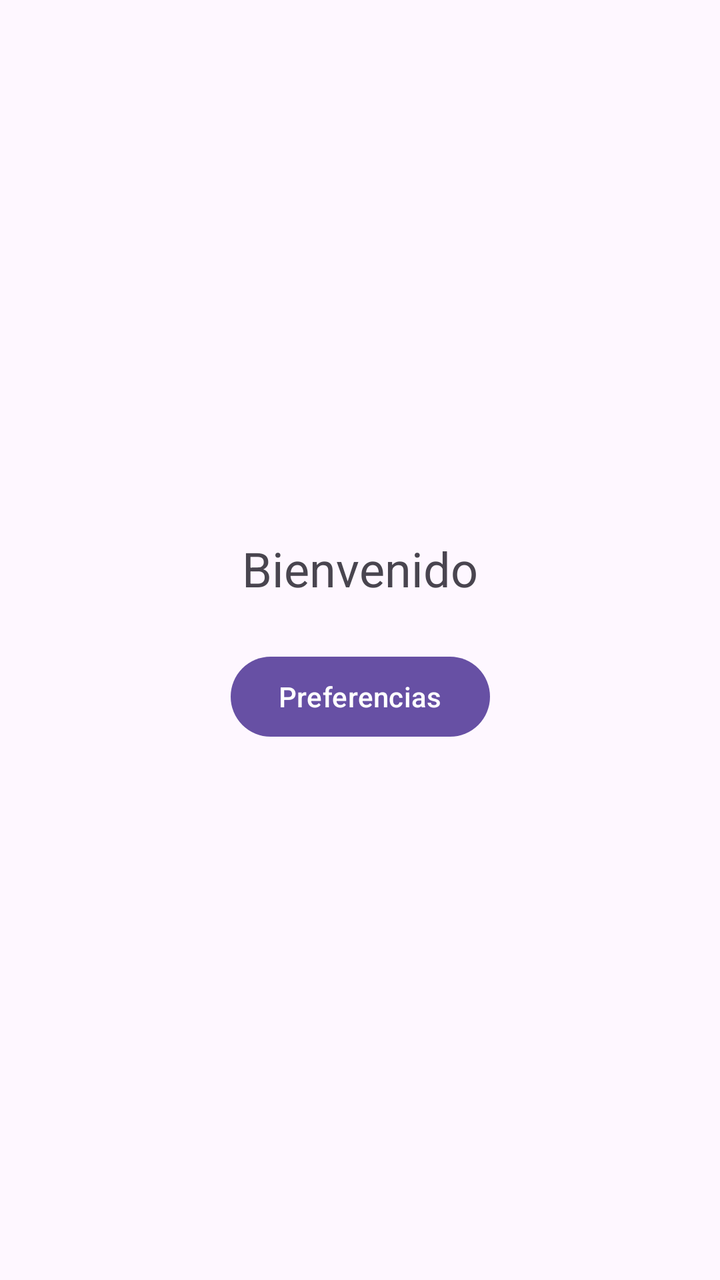
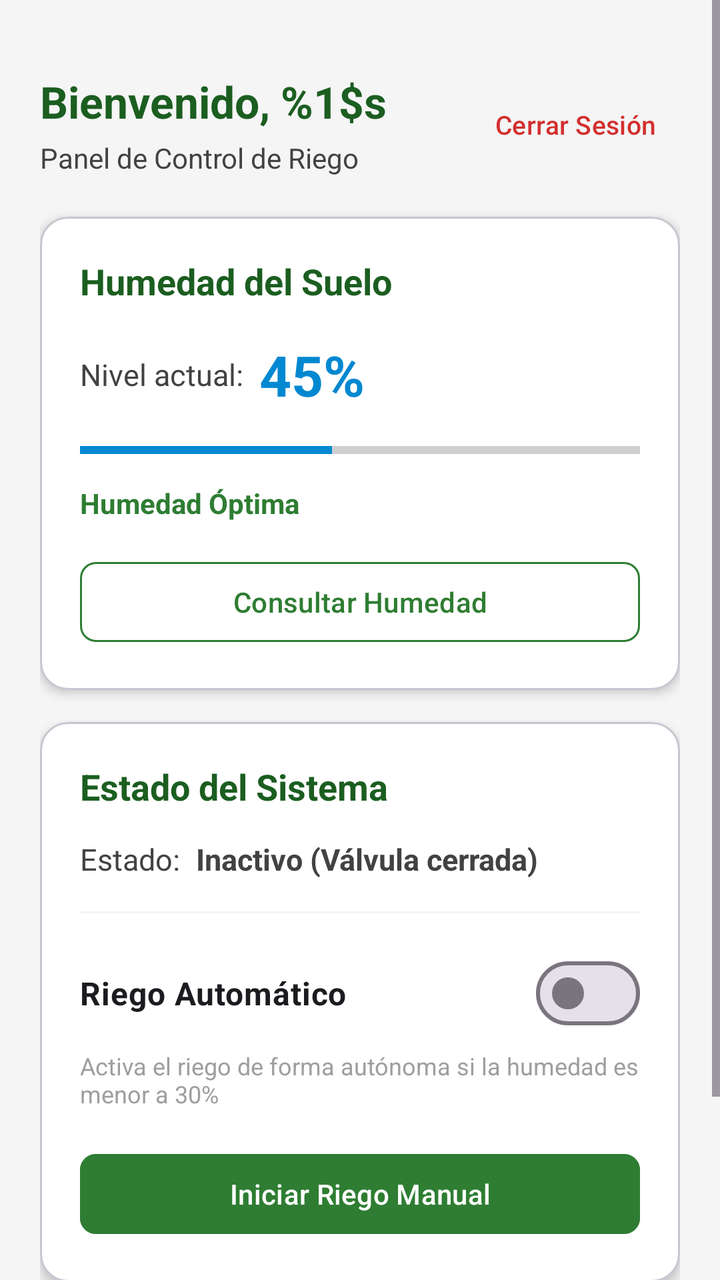

The first picture is an Android layout as it rendered before a commit; the second is the same layout after the commit. The layout source and the unified diff follow.
<!-- AndroidManifest.xml: application theme Theme.Riego -->
<!-- res/layout/activity_bienvenida.xml -->
<?xml version="1.0" encoding="utf-8"?>
<androidx.constraintlayout.widget.ConstraintLayout xmlns:android="http://schemas.android.com/apk/res/android"
    xmlns:app="http://schemas.android.com/apk/res-auto"
    xmlns:tools="http://schemas.android.com/tools"
    android:id="@+id/main"
    android:layout_width="match_parent"
    android:layout_height="match_parent"
    tools:context=".BienvenidaActivity">

    <TextView
        android:id="@+id/txtBienvenida"
        android:layout_width="wrap_content"
        android:layout_height="wrap_content"
        android:text="Bienvenido"
        android:textSize="24sp"
        app:layout_constraintBottom_toTopOf="@+id/btnPreferencias"
        app:layout_constraintEnd_toEndOf="parent"
        app:layout_constraintStart_toStartOf="parent"
        app:layout_constraintTop_toTopOf="parent"
        app:layout_constraintVertical_chainStyle="packed" />

    <Button
        android:id="@+id/btnPreferencias"
        android:layout_width="wrap_content"
        android:layout_height="wrap_content"
        android:layout_marginTop="24dp"
        android:onClick="onPreferenciasClick"
        android:text="Preferencias"
        app:layout_constraintBottom_toBottomOf="parent"
        app:layout_constraintEnd_toEndOf="parent"
        app:layout_constraintStart_toStartOf="parent"
        app:layout_constraintTop_toBottomOf="@+id/txtBienvenida" />

</androidx.constraintlayout.widget.ConstraintLayout>
<!-- resources referenced by this layout -->
<resources>
  <style name="Theme.Riego" parent="Base.Theme.Riego" />
  <style name="Base.Theme.Riego" parent="Theme.Material3.DayNight.NoActionBar">
          
          
      </style>
</resources>

<!-- the commit's change to res/layout/activity_bienvenida.xml (unified diff, before → after) -->
@@ -1,34 +1,249 @@
 <?xml version="1.0" encoding="utf-8"?>
-<androidx.constraintlayout.widget.ConstraintLayout xmlns:android="http://schemas.android.com/apk/res/android"
+<ScrollView xmlns:android="http://schemas.android.com/apk/res/android"
     xmlns:app="http://schemas.android.com/apk/res-auto"
     xmlns:tools="http://schemas.android.com/tools"
     android:id="@+id/main"
     android:layout_width="match_parent"
     android:layout_height="match_parent"
+    android:background="@color/gray_light"
+    android:fillViewport="true"
     tools:context=".BienvenidaActivity">
 
-    <TextView
-        android:id="@+id/txtBienvenida"
-        android:layout_width="wrap_content"
+    <androidx.constraintlayout.widget.ConstraintLayout
+        android:layout_width="match_parent"
         android:layout_height="wrap_content"
-        android:text="Bienvenido"
-        android:textSize="24sp"
-        app:layout_constraintBottom_toTopOf="@+id/btnPreferencias"
-        app:layout_constraintEnd_toEndOf="parent"
-        app:layout_constraintStart_toStartOf="parent"
-        app:layout_constraintTop_toTopOf="parent"
-        app:layout_constraintVertical_chainStyle="packed" />
-
-    <Button
-        android:id="@+id/btnPreferencias"
-        android:layout_width="wrap_content"
-        android:layout_height="wrap_content"
-        android:layout_marginTop="24dp"
-        android:onClick="onPreferenciasClick"
-        android:text="Preferencias"
-        app:layout_constraintBottom_toBottomOf="parent"
-        app:layout_constraintEnd_toEndOf="parent"
-        app:layout_constraintStart_toStartOf="parent"
-        app:layout_constraintTop_toBottomOf="@+id/txtBienvenida" />
-
-</androidx.constraintlayout.widget.ConstraintLayout>
+        android:padding="20dp">
+
+        
+        <TextView
+            android:id="@+id/txtBienvenida"
+            android:layout_width="0dp"
+            android:layout_height="wrap_content"
+            android:layout_marginTop="16dp"
+            android:text="@string/welcome_user"
+            android:textColor="@color/green_primary_dark"
+            android:textSize="22sp"
+            android:textStyle="bold"
+            app:layout_constraintEnd_toStartOf="@+id/btnCerrarSesion"
+            app:layout_constraintStart_toStartOf="parent"
+            app:layout_constraintTop_toTopOf="parent" />
+
+        <TextView
+            android:id="@+id/txtSubtitulo"
+            android:layout_width="0dp"
+            android:layout_height="wrap_content"
+            android:layout_marginTop="4dp"
+            android:text="@string/irrigation_control_title"
+            android:textColor="@color/gray_dark"
+            android:textSize="14sp"
+            app:layout_constraintEnd_toStartOf="@+id/btnCerrarSesion"
+            app:layout_constraintStart_toStartOf="parent"
+            app:layout_constraintTop_toBottomOf="@+id/txtBienvenida" />
+
+        <com.google.android.material.button.MaterialButton
+            android:id="@+id/btnCerrarSesion"
+            style="@style/Widget.Material3.Button.TextButton"
+            android:layout_width="wrap_content"
+            android:layout_height="wrap_content"
+            android:text="@string/btn_logout"
+            android:textColor="@color/status_dry"
+            android:textSize="13sp"
+            app:layout_constraintBottom_toBottomOf="@+id/txtSubtitulo"
+            app:layout_constraintEnd_toEndOf="parent"
+            app:layout_constraintTop_toTopOf="@+id/txtBienvenida" />
+
+        
+        <com.google.android.material.card.MaterialCardView
+            android:id="@+id/cardHumedad"
+            android:layout_width="0dp"
+            android:layout_height="wrap_content"
+            android:layout_marginTop="20dp"
+            app:cardCornerRadius="14dp"
+            app:cardElevation="3dp"
+            app:cardBackgroundColor="@color/white"
+            app:layout_constraintEnd_toEndOf="parent"
+            app:layout_constraintStart_toStartOf="parent"
+            app:layout_constraintTop_toBottomOf="@+id/txtSubtitulo">
+
+            <LinearLayout
+                android:layout_width="match_parent"
+                android:layout_height="wrap_content"
+                android:orientation="vertical"
+                android:padding="20dp">
+
+                <TextView
+                    android:layout_width="wrap_content"
+                    android:layout_height="wrap_content"
+                    android:text="@string/humidity_card_title"
+                    android:textColor="@color/green_primary_dark"
+                    android:textSize="18sp"
+                    android:textStyle="bold" />
+
+                <LinearLayout
+                    android:layout_width="match_parent"
+                    android:layout_height="wrap_content"
+                    android:layout_marginTop="16dp"
+                    android:gravity="center_vertical"
+                    android:orientation="horizontal">
+
+                    <TextView
+                        android:layout_width="wrap_content"
+                        android:layout_height="wrap_content"
+                        android:text="@string/humidity_current_label"
+                        android:textColor="@color/gray_dark"
+                        android:textSize="15sp" />
+
+                    <TextView
+                        android:id="@+id/txtHumedadValor"
+                        android:layout_width="wrap_content"
+                        android:layout_height="wrap_content"
+                        android:layout_marginStart="8dp"
+                        android:text="45%"
+                        android:textColor="@color/water_blue"
+                        android:textSize="28sp"
+                        android:textStyle="bold" />
+                </LinearLayout>
+
+                <ProgressBar
+                    android:id="@+id/progressHumedad"
+                    style="@style/Widget.AppCompat.ProgressBar.Horizontal"
+                    android:layout_width="match_parent"
+                    android:layout_height="14dp"
+                    android:layout_marginTop="12dp"
+                    android:max="100"
+                    android:progress="45"
+                    android:progressTint="@color/water_blue" />
+
+                <TextView
+                    android:id="@+id/txtHumedadEstado"
+                    android:layout_width="wrap_content"
+                    android:layout_height="wrap_content"
+                    android:layout_marginTop="10dp"
+                    android:text="@string/humidity_status_optimal"
+                    android:textColor="@color/status_optimal"
+                    android:textSize="14sp"
+                    android:textStyle="bold" />
+
+                <com.google.android.material.button.MaterialButton
+                    android:id="@+id/btnConsultarHumedad"
+                    style="@style/Widget.Material3.Button.OutlinedButton"
+                    android:layout_width="match_parent"
+                    android:layout_height="48dp"
+                    android:layout_marginTop="16dp"
+                    android:text="@string/btn_check_humidity"
+                    android:textColor="@color/green_primary"
+                    app:cornerRadius="8dp"
+                    app:strokeColor="@color/green_primary" />
+
+            </LinearLayout>
+        </com.google.android.material.card.MaterialCardView>
+
+        
+        <com.google.android.material.card.MaterialCardView
+            android:id="@+id/cardRiego"
+            android:layout_width="0dp"
+            android:layout_height="wrap_content"
+            android:layout_marginTop="16dp"
+            app:cardCornerRadius="14dp"
+            app:cardElevation="3dp"
+            app:cardBackgroundColor="@color/white"
+            app:layout_constraintEnd_toEndOf="parent"
+            app:layout_constraintStart_toStartOf="parent"
+            app:layout_constraintTop_toBottomOf="@+id/cardHumedad">
+
+            <LinearLayout
+                android:layout_width="match_parent"
+                android:layout_height="wrap_content"
+                android:orientation="vertical"
+                android:padding="20dp">
+
+                <TextView
+                    android:layout_width="wrap_content"
+                    android:layout_height="wrap_content"
+                    android:text="@string/irrigation_card_title"
+                    android:textColor="@color/green_primary_dark"
+                    android:textSize="18sp"
+                    android:textStyle="bold" />
+
+                <LinearLayout
+                    android:layout_width="match_parent"
+                    android:layout_height="wrap_content"
+                    android:layout_marginTop="14dp"
+                    android:gravity="center_vertical"
+                    android:orientation="horizontal">
+
+                    <TextView
+                        android:layout_width="wrap_content"
+                        android:layout_height="wrap_content"
+                        android:text="@string/irrigation_system_state_label"
+                        android:textColor="@color/gray_dark"
+                        android:textSize="15sp" />
+
+                    <TextView
+                        android:id="@+id/txtEstadoRiego"
+                        android:layout_width="wrap_content"
+                        android:layout_height="wrap_content"
+                        android:layout_marginStart="8dp"
+                        android:text="@string/irrigation_state_idle"
+                        android:textColor="@color/gray_dark"
+                        android:textSize="15sp"
+                        android:textStyle="bold" />
+                </LinearLayout>
+
+                <View
+                    android:layout_width="match_parent"
+                    android:layout_height="1dp"
+                    android:layout_marginTop="16dp"
+                    android:layout_marginBottom="16dp"
+                    android:background="@color/gray_light" />
+
+                
+                <com.google.android.material.materialswitch.MaterialSwitch
+                    android:id="@+id/swRiegoAutomatico"
+                    android:layout_width="match_parent"
+                    android:layout_height="wrap_content"
+                    android:text="@string/switch_auto_irrigation"
+                    android:textSize="16sp"
+                    android:textStyle="bold" />
+
+                <TextView
+                    android:layout_width="match_parent"
+                    android:layout_height="wrap_content"
+                    android:layout_marginTop="4dp"
+                    android:text="@string/switch_auto_irrigation_desc"
+                    android:textColor="@color/gray_medium"
+                    android:textSize="12sp" />
+
+                
+                <com.google.android.material.button.MaterialButton
+                    android:id="@+id/btnControlRiego"
+                    android:layout_width="match_parent"
+                    android:layout_height="48dp"
+                    android:layout_marginTop="18dp"
+                    android:backgroundTint="@color/green_primary"
+                    android:text="@string/btn_start_manual_irrigation"
+                    app:cornerRadius="8dp" />
+
+            </LinearLayout>
+        </com.google.android.material.card.MaterialCardView>
+
+        
+        <com.google.android.material.button.MaterialButton
+            android:id="@+id/btnPreferencias"
+            style="@style/Widget.Material3.Button.TonalButton"
+            android:layout_width="0dp"
+            android:layout_height="50dp"
+            android:layout_marginTop="20dp"
+            android:layout_marginBottom="16dp"
+            android:backgroundTint="@color/green_light"
+            android:text="@string/btn_preferences"
+            android:textColor="@color/green_primary_dark"
+            android:textSize="15sp"
+            app:cornerRadius="10dp"
+            app:layout_constraintBottom_toBottomOf="parent"
+            app:layout_constraintEnd_toEndOf="parent"
+            app:layout_constraintStart_toStartOf="parent"
+            app:layout_constraintTop_toBottomOf="@+id/cardRiego" />
+
+    </androidx.constraintlayout.widget.ConstraintLayout>
+</ScrollView>
<!-- resource entries referenced after the edit -->
@@ -1,9 +1,34 @@
 <!-- resources referenced by this layout -->
 <resources>
+  <color name="gray_dark">#424242</color>
+  <color name="gray_light">#F5F5F5</color>
+  <color name="gray_medium">#9E9E9E</color>
+  <color name="green_light">#E8F5E9</color>
+  <color name="green_primary">#2E7D32</color>
+  <color name="green_primary_dark">#1B5E20</color>
+  <color name="status_dry">#D32F2F</color>
+  <color name="status_optimal">#2E7D32</color>
+  <color name="water_blue">#0288D1</color>
+  <color name="white">#FFFFFFFF</color>
+  <string name="btn_check_humidity">Consultar Humedad</string>
+  <string name="btn_logout">Cerrar Sesión</string>
+  <string name="btn_preferences">Preferencias</string>
+  <string name="btn_start_manual_irrigation">Iniciar Riego Manual</string>
+  <string name="humidity_card_title">Humedad del Suelo</string>
+  <string name="humidity_current_label">Nivel actual:</string>
+  <string name="humidity_status_optimal">Humedad Óptima</string>
+  <string name="irrigation_card_title">Estado del Sistema</string>
+  <string name="irrigation_control_title">Panel de Control de Riego</string>
+  <string name="irrigation_state_idle">Inactivo (Válvula cerrada)</string>
+  <string name="irrigation_system_state_label">Estado:</string>
+  <string name="switch_auto_irrigation">Riego Automático</string>
+  <string name="switch_auto_irrigation_desc">Activa el riego de forma autónoma si la humedad es menor a 30%</string>
+  <string name="welcome_user">Bienvenido, %1$s</string>
   <style name="Theme.Riego" parent="Base.Theme.Riego" />
   <style name="Base.Theme.Riego" parent="Theme.Material3.DayNight.NoActionBar">
-          
-          
+          <item name="colorPrimary">@color/green_primary</item>
+          <item name="colorPrimaryContainer">@color/green_light</item>
+          <item name="colorSecondary">@color/water_blue</item>
       </style>
 </resources>
 
